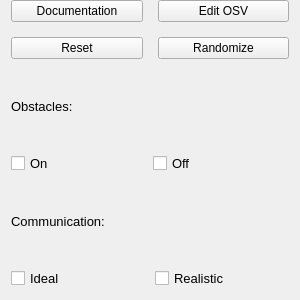
Before: the Qt Designer form settingswidget.ui in umdenes100/VisionSystemSim, drawn with Qt 5.
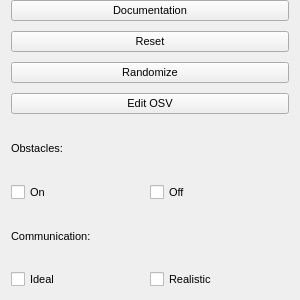
After: the same form once the commit is applied.

```diff
--- a/settingswidget.ui
+++ b/settingswidget.ui
@@ -41,15 +41,13 @@
    <item>
     <layout class="QVBoxLayout" name="buttonLayout">
      <property name="spacing">
-      <number>15</number>
+      <number>10</number>
      </property>
-     <item>
-      <layout class="QHBoxLayout" name="horizontalLayout_2">
        <item>
         <widget class="QPushButton" name="documentationButton">
          <property name="font">
           <font>
-           <pointsize>9</pointsize>
+         <pointsize>8</pointsize>
           </font>
          </property>
          <property name="toolTip">
@@ -64,32 +62,10 @@
         </widget>
        </item>
        <item>
-        <widget class="QPushButton" name="OSVButton">
-         <property name="font">
-          <font>
-           <pointsize>9</pointsize>
-          </font>
-         </property>
-         <property name="toolTip">
-          <string>Edit OSV distance sensors</string>
-         </property>
-         <property name="toolTipDuration">
-          <number>2000</number>
-         </property>
-         <property name="text">
-          <string>Edit OSV</string>
-         </property>
-        </widget>
-       </item>
-      </layout>
-     </item>
-     <item>
-      <layout class="QHBoxLayout" name="horizontalLayout">
-       <item>
         <widget class="QPushButton" name="ResetButton">
          <property name="font">
           <font>
-           <pointsize>9</pointsize>
+         <pointsize>8</pointsize>
           </font>
          </property>
          <property name="toolTip">
@@ -107,7 +83,7 @@
         <widget class="QPushButton" name="RandomizeButton">
          <property name="font">
           <font>
-           <pointsize>9</pointsize>
+         <pointsize>8</pointsize>
           </font>
          </property>
          <property name="toolTip">
@@ -121,7 +97,23 @@
          </property>
         </widget>
        </item>
-      </layout>
+     <item>
+      <widget class="QPushButton" name="OSVButton">
+       <property name="font">
+        <font>
+         <pointsize>8</pointsize>
+        </font>
+       </property>
+       <property name="toolTip">
+        <string>Edit OSV distance sensors</string>
+       </property>
+       <property name="toolTipDuration">
+        <number>2000</number>
+       </property>
+       <property name="text">
+        <string>Edit OSV</string>
+       </property>
+      </widget>
      </item>
     </layout>
    </item>
@@ -129,7 +121,7 @@
     <widget class="QLabel" name="obstaclesLabel">
      <property name="font">
       <font>
-       <pointsize>10</pointsize>
+       <pointsize>8</pointsize>
       </font>
      </property>
      <property name="text">
@@ -140,13 +132,13 @@
    <item>
     <layout class="QHBoxLayout" name="obstacleBoxes">
      <property name="spacing">
-      <number>6</number>
+      <number>0</number>
      </property>
      <item>
       <widget class="QCheckBox" name="obstaclesOn">
        <property name="font">
         <font>
-         <pointsize>10</pointsize>
+         <pointsize>8</pointsize>
         </font>
        </property>
        <property name="text">
@@ -158,7 +150,7 @@
       <widget class="QCheckBox" name="obstaclesOff">
        <property name="font">
         <font>
-         <pointsize>10</pointsize>
+         <pointsize>8</pointsize>
         </font>
        </property>
        <property name="text">
@@ -172,7 +164,7 @@
     <widget class="QLabel" name="commLabel">
      <property name="font">
       <font>
-       <pointsize>10</pointsize>
+       <pointsize>8</pointsize>
       </font>
      </property>
      <property name="text">
@@ -182,11 +174,14 @@
    </item>
    <item>
     <layout class="QHBoxLayout" name="commBoxes">
+     <property name="spacing">
+      <number>0</number>
+     </property>
      <item>
       <widget class="QCheckBox" name="commIdeal">
        <property name="font">
         <font>
-         <pointsize>10</pointsize>
+         <pointsize>8</pointsize>
         </font>
        </property>
        <property name="text">
@@ -198,7 +193,7 @@
       <widget class="QCheckBox" name="commRealistic">
        <property name="font">
         <font>
-         <pointsize>10</pointsize>
+         <pointsize>8</pointsize>
         </font>
        </property>
        <property name="text">
```
Left out of the diff: 2 changed lines with no effect on the pictures. Lines whose indentation alone changed are shown as unchanged.
